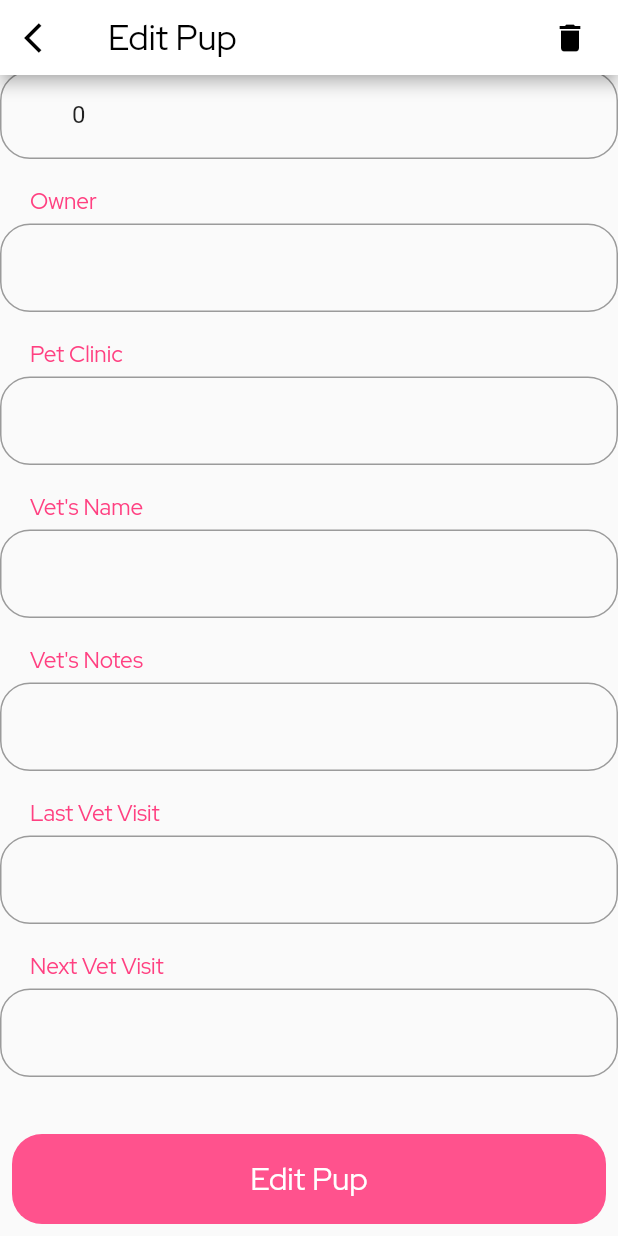
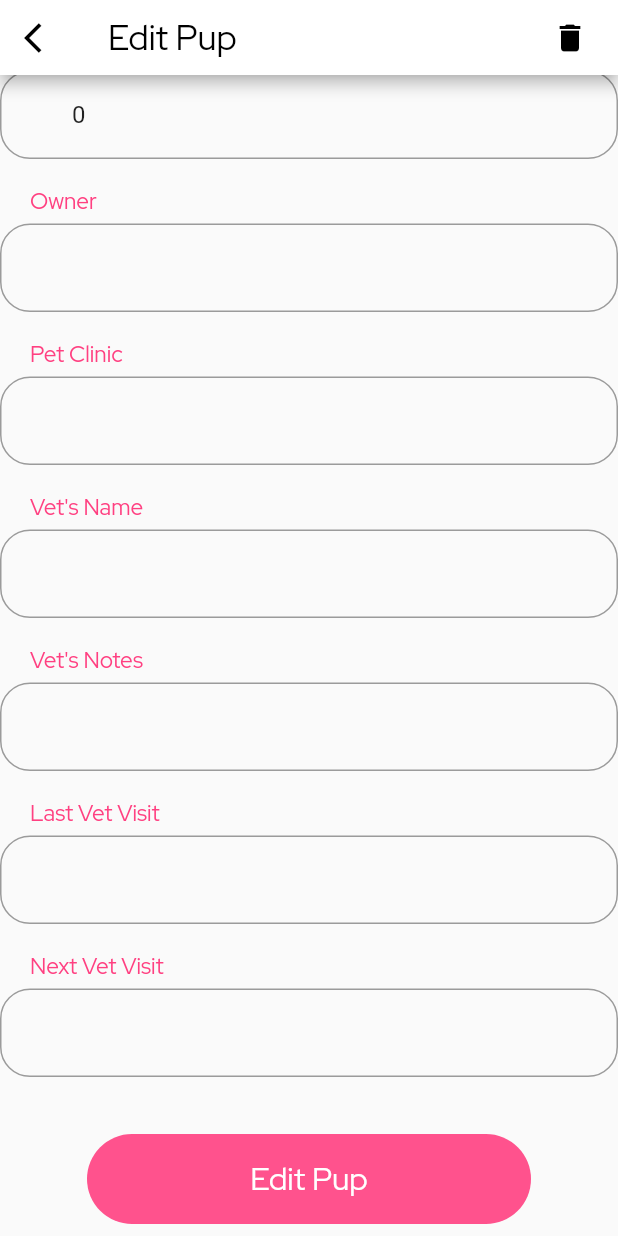
Before and after one commit to villegas-abva/My-Pups, a Flutter app: the EditPupScreen screen opened directly with empty values, scrolled down 572 dp, on a phone screen of 412 x 824 dp. Run offline on Flutter 3.47's test engine with Material 2 defaults, Android fonts, the phone set to English and light mode, and no system bars; our stand-ins replace bloc, cloud_firestore, equatable, firebase_core, firebase_storage, flutter_bloc and 3 more; accounts and stored records are empty; network calls fail.

Commit message:
feat: clean edit pup screen

```diff
--- a/lib/ui/screens/edit_pup/edit_pup_screen.dart
+++ b/lib/ui/screens/edit_pup/edit_pup_screen.dart
@@ -91,22 +91,6 @@ class _EditPupScreenState extends State<EditPupScreen> {
       print('error occured');
     }
   }
-
-  List<dynamic> pupFields = [
-    'Name',
-    'Sex',
-    'Breed',
-    'Age',
-    'Owner',
-    // 'Image',
-    'Pet Clinic',
-    'Vet\'s Name',
-    'Vet\'s Notes',
-    'Last Vet Visit',
-    'Next Vet Visit'
-  ];
-
-  /// return a list of controllers for each pupField
 
   @override
   Widget build(BuildContext context) {
@@ -202,13 +186,15 @@ class _EditPupScreenState extends State<EditPupScreen> {
                 }),
               ),
               const SizedBox(height: 30),
-              TextButton(
+              Padding(
+                padding: const EdgeInsets.symmetric(horizontal: 50),
+                child: TextButton(
                   child: Container(
                     height: 60,
                     width: double.infinity,
                     decoration: BoxDecoration(
                       color: Colors.pinkAccent.withOpacity(0.9),
-                    borderRadius: BorderRadius.circular(20),
+                      borderRadius: BorderRadius.circular(55),
                     ),
                     child: const Center(
                       child: AppRegularText(
@@ -249,12 +235,14 @@ class _EditPupScreenState extends State<EditPupScreen> {
                       } catch (e) {
                         ScaffoldMessenger.of(context).showSnackBar(
                           const SnackBar(
-                          content: Text('Error adding pup. Please try again.'),
+                            content:
+                                Text('Error adding pup. Please try again.'),
                           ),
                         );
                       }
                     }
                   },
+                ),
               ),
             ],
           ),
```
Lines whose indentation alone changed are shown as unchanged.
